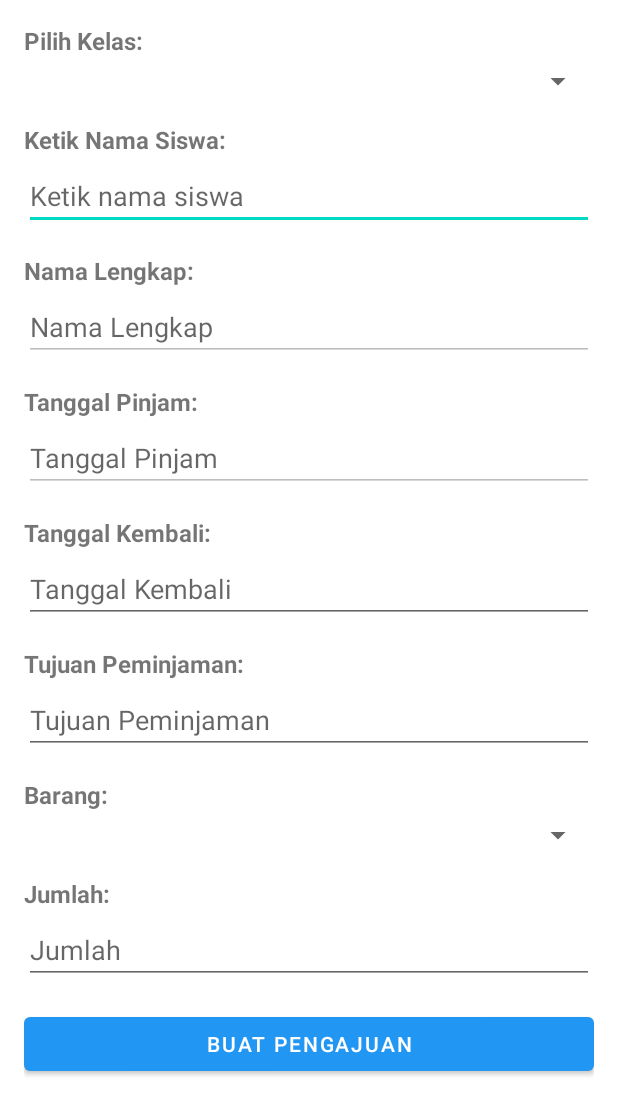
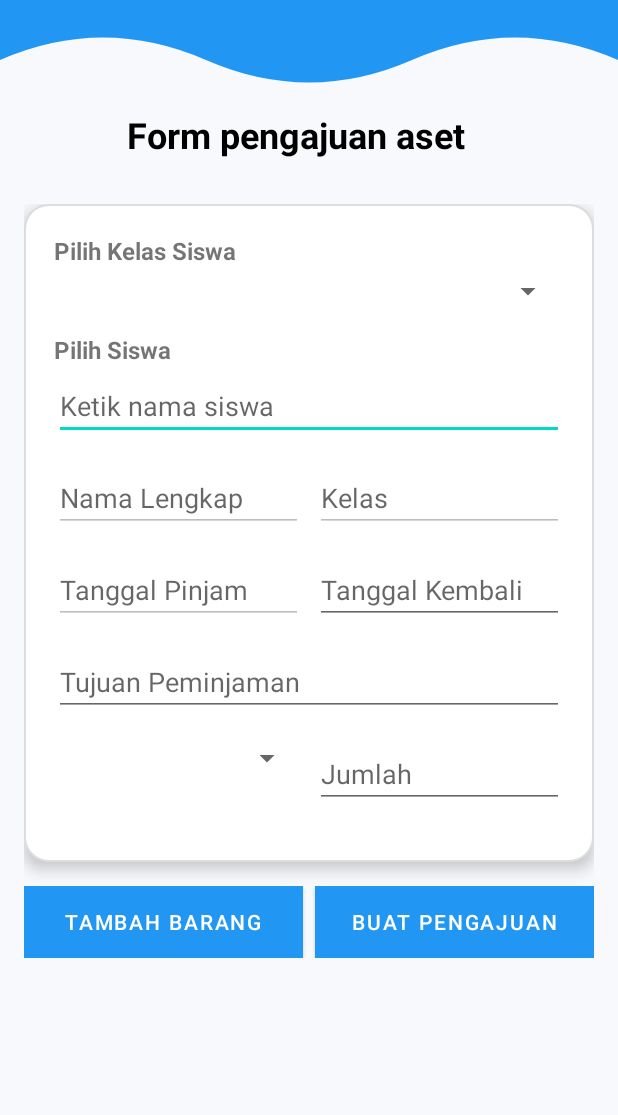
Before and after one commit to NabilZulfalah/ASPAJ, an Android app built with Jetpack Compose: the layout activity_peminjaman.xml on its own in the app's theme, with its tools: preview values and no code run, on a phone screen of 412 x 824 dp. Shown: the top 1115 px of the screen. Run offline under Robolectric (Android 15) with nearby library versions, the phone set to English and light mode, and no system bars.

Commit message:
menambahkan form peminjaman

```diff
--- /dev/null
+++ b/app/src/main/res/drawable/bg_button.xml
@@ -0,0 +1,5 @@
+<shape xmlns:android="http://schemas.android.com/apk/res/android"
+    android:shape="rectangle">
+    <solid android:color="@color/purple_500" />
+    <corners android:radius="12dp" />
+</shape>
--- /dev/null
+++ b/app/src/main/res/drawable/bg_card.xml
@@ -0,0 +1,8 @@
+<shape xmlns:android="http://schemas.android.com/apk/res/android"
+    android:shape="rectangle">
+    <solid android:color="@android:color/white" />
+    <corners android:radius="16dp" />
+    <padding android:left="8dp" android:top="8dp" android:right="8dp" android:bottom="8dp"/>
+    <stroke android:color="#DDDDDD" android:width="1dp"/>
+    <shadowColor>#22000000</shadowColor>
+</shape>
--- a/app/src/main/res/layout/activity_peminjaman.xml
+++ b/app/src/main/res/layout/activity_peminjaman.xml
@@ -1,141 +1,202 @@
-<ScrollView xmlns:android="http://schemas.android.com/apk/res/android"
+<?xml version="1.0" encoding="utf-8"?>
+<RelativeLayout xmlns:android="http://schemas.android.com/apk/res/android"
+    xmlns:tools="http://schemas.android.com/tools"
     android:layout_width="match_parent"
-    android:layout_height="match_parent">
+    android:layout_height="match_parent"
+    android:background="@color/bg_light"
+    tools:context=".Peminjaman">
+
+    <!-- 🔹 Header Wave -->
+    <ImageView
+        android:id="@+id/topWave"
+        android:layout_width="match_parent"
+        android:layout_height="120dp"
+        android:scaleType="fitXY"
+        android:src="@drawable/top_wave"
+        android:layout_alignParentTop="true"
+        android:contentDescription="@string/header_wave" />
+
+    <!-- 🔹 Scrollable Content -->
+
+    <TextView
+        android:id="@+id/titleText2"
+        android:layout_width="wrap_content"
+        android:layout_height="wrap_content"
+        android:layout_alignBottom="@+id/topWave"
+        android:layout_alignParentEnd="true"
+        android:layout_marginEnd="102dp"
+        android:layout_marginBottom="14dp"
+        android:text="Form pengajuan aset"
+        android:textColor="@android:color/black"
+        android:textSize="24sp"
+        android:textStyle="bold" />
+
+    <ScrollView
+        android:id="@+id/scrollForm"
+        android:layout_width="match_parent"
+        android:layout_height="match_parent"
+        android:layout_below="@id/topWave"
+        android:padding="16dp"
+        android:fillViewport="true">
 
         <LinearLayout
-        android:id="@+id/main"
+            android:layout_width="match_parent"
+            android:layout_height="wrap_content"
+            android:orientation="vertical">
+
+            <!-- Card Background -->
+            <LinearLayout
+                android:layout_width="match_parent"
+                android:layout_height="wrap_content"
                 android:orientation="vertical"
-        android:padding="16dp"
-        android:layout_width="match_parent"
-        android:layout_height="wrap_content">
+                android:padding="20dp"
+                android:background="@drawable/bg_card"
+                android:elevation="6dp"
+                android:layout_marginBottom="16dp">
 
                 <!-- Pilih Kelas -->
                 <TextView
                     android:layout_width="match_parent"
                     android:layout_height="wrap_content"
-            android:text="Pilih Kelas:"
+                    android:layout_marginBottom="4dp"
+                    android:text="Pilih Kelas Siswa"
                     android:textSize="16sp"
-            android:textStyle="bold"
-            android:layout_marginBottom="4dp"/>
+                    android:textStyle="bold" />
+
                 <Spinner
                     android:id="@+id/spinnerKelas"
                     android:layout_width="match_parent"
                     android:layout_height="wrap_content"
-            android:layout_marginBottom="16dp"/>
+                    android:layout_marginBottom="16dp" />
 
-        <!-- Ketik Nama Siswa -->
+                <!-- Pilih Siswa -->
                 <TextView
+                    android:text="Pilih Siswa"
+                    android:textStyle="bold"
+                    android:textSize="16sp"
+                    android:layout_marginBottom="4dp"
+                    android:layout_width="match_parent"
+                    android:layout_height="wrap_content" />
+
+                <AutoCompleteTextView
+                    android:id="@+id/etNamaSiswa"
+                    android:hint="Ketik nama siswa"
+                    android:inputType="textPersonName"
                     android:layout_width="match_parent"
                     android:layout_height="wrap_content"
-            android:text="Ketik Nama Siswa:"
-            android:textSize="16sp"
-            android:textStyle="bold"
-            android:layout_marginBottom="4dp"/>
-        <AutoCompleteTextView
-            android:id="@+id/etNamaSiswa"
+                    android:layout_marginBottom="16dp" />
+
+                <!-- Nama Lengkap + Kelas -->
+                <LinearLayout
                     android:layout_width="match_parent"
                     android:layout_height="wrap_content"
-            android:hint="Ketik nama siswa"
-            android:inputType="textPersonName"
-            android:layout_marginBottom="16dp"/>
+                    android:orientation="horizontal"
+                    android:weightSum="2"
+                    android:layout_marginBottom="16dp">
 
-        <!-- Nama Lengkap (auto terisi) -->
-        <TextView
+                    <EditText
+                        android:id="@+id/etNama"
+                        android:hint="Nama Lengkap"
+                        android:enabled="false"
+                        android:layout_width="0dp"
+                        android:layout_height="wrap_content"
+                        android:layout_weight="1"
+                        android:layout_marginEnd="8dp" />
+
+                    <EditText
+                        android:id="@+id/etKelas"
+                        android:hint="Kelas"
+                        android:enabled="false"
+                        android:layout_width="0dp"
+                        android:layout_height="wrap_content"
+                        android:layout_weight="1" />
+                </LinearLayout>
+
+                <!-- Tanggal Pinjam + Kembali -->
+                <LinearLayout
                     android:layout_width="match_parent"
                     android:layout_height="wrap_content"
-            android:text="Nama Lengkap:"
-            android:textSize="16sp"
-            android:textStyle="bold"
-            android:layout_marginBottom="4dp"/>
+                    android:orientation="horizontal"
+                    android:weightSum="2"
+                    android:layout_marginBottom="16dp">
+
                     <EditText
-            android:id="@+id/etNama"
+                        android:id="@+id/etTanggalPinjam"
+                        android:hint="Tanggal Pinjam"
+                        android:enabled="false"
+                        android:layout_width="0dp"
+                        android:layout_height="wrap_content"
+                        android:layout_weight="1"
+                        android:layout_marginEnd="8dp" />
+
+                    <EditText
+                        android:id="@+id/etTanggalKembali"
+                        android:hint="Tanggal Kembali"
+                        android:layout_width="0dp"
+                        android:layout_height="wrap_content"
+                        android:layout_weight="1" />
+                </LinearLayout>
+
+                <!-- Tujuan -->
+                <EditText
+                    android:id="@+id/etTujuan"
+                    android:hint="Tujuan Peminjaman"
                     android:layout_width="match_parent"
                     android:layout_height="wrap_content"
-            android:hint="Nama Lengkap"
-            android:enabled="false"
-            android:layout_marginBottom="16dp"/>
+                    android:layout_marginBottom="16dp" />
 
-        <!-- Tanggal Pinjam -->
-        <TextView
+                <!-- Barang + Jumlah -->
+                <LinearLayout
                     android:layout_width="match_parent"
                     android:layout_height="wrap_content"
-            android:text="Tanggal Pinjam:"
-            android:textSize="16sp"
-            android:textStyle="bold"
-            android:layout_marginBottom="4dp"/>
+                    android:orientation="horizontal"
+                    android:weightSum="2"
+                    android:layout_marginBottom="16dp">
+
+                    <Spinner
+                        android:id="@+id/spinnerBarang"
+                        android:layout_width="0dp"
+                        android:layout_height="wrap_content"
+                        android:layout_weight="1"
+                        android:layout_marginEnd="8dp" />
+
                     <EditText
-            android:id="@+id/etTanggalPinjam"
+                        android:id="@+id/etJumlah"
+                        android:hint="Jumlah"
+                        android:inputType="number"
+                        android:layout_width="0dp"
+                        android:layout_height="wrap_content"
+                        android:layout_weight="1" />
+                </LinearLayout>
+            </LinearLayout>
+
+            <!-- 🔹 Tombol -->
+            <LinearLayout
                 android:layout_width="match_parent"
                 android:layout_height="wrap_content"
-            android:hint="Tanggal Pinjam"
-            android:enabled="false"
-            android:layout_marginBottom="16dp"/>
+                android:orientation="horizontal"
+                android:weightSum="2">
 
-        <!-- Tanggal Kembali -->
-        <TextView
-            android:layout_width="match_parent"
+                <Button
+                    android:id="@+id/btnTambah"
+                    android:layout_width="0dp"
                     android:layout_height="wrap_content"
-            android:text="Tanggal Kembali:"
-            android:textSize="16sp"
-            android:textStyle="bold"
-            android:layout_marginBottom="4dp"/>
-        <EditText
-            android:id="@+id/etTanggalKembali"
-            android:layout_width="match_parent"
-            android:layout_height="wrap_content"
-            android:hint="Tanggal Kembali"
-            android:layout_marginBottom="16dp"/>
+                    android:layout_marginEnd="8dp"
+                    android:layout_weight="1"
+                    android:background="#00FF3F"
+                    android:text="Tambah Barang"
+                    android:textColor="@android:color/white" />
 
-        <!-- Tujuan -->
-        <TextView
-            android:layout_width="match_parent"
-            android:layout_height="wrap_content"
-            android:text="Tujuan Peminjaman:"
-            android:textSize="16sp"
-            android:textStyle="bold"
-            android:layout_marginBottom="4dp"/>
-        <EditText
-            android:id="@+id/etTujuan"
-            android:layout_width="match_parent"
-            android:layout_height="wrap_content"
-            android:hint="Tujuan Peminjaman"
-            android:layout_marginBottom="16dp"/>
-
-        <!-- Barang -->
-        <TextView
-            android:layout_width="match_parent"
-            android:layout_height="wrap_content"
-            android:text="Barang:"
-            android:textSize="16sp"
-            android:textStyle="bold"
-            android:layout_marginBottom="4dp"/>
-        <Spinner
-            android:id="@+id/spinnerBarang"
-            android:layout_width="match_parent"
-            android:layout_height="wrap_content"
-            android:layout_marginBottom="16dp"/>
-
-        <!-- Jumlah -->
-        <TextView
-            android:layout_width="match_parent"
-            android:layout_height="wrap_content"
-            android:text="Jumlah:"
-            android:textSize="16sp"
-            android:textStyle="bold"
-            android:layout_marginBottom="4dp"/>
-        <EditText
-            android:id="@+id/etJumlah"
-            android:inputType="number"
-            android:layout_width="match_parent"
-            android:layout_height="wrap_content"
-            android:hint="Jumlah"
-            android:layout_marginBottom="16dp"/>
-
-        <!-- Submit -->
                 <Button
                     android:id="@+id/btnSubmit"
-            android:layout_width="match_parent"
+                    android:layout_width="0dp"
                     android:layout_height="wrap_content"
-            android:text="Buat Pengajuan"/>
+                    android:layout_weight="1"
+                    android:background="#03A9F4"
+                    android:text="Buat Pengajuan"
+                    android:textColor="@android:color/white" />
+            </LinearLayout>
+
         </LinearLayout>
     </ScrollView>
+</RelativeLayout>
--- a/app/src/main/res/values/colors.xml
+++ b/app/src/main/res/values/colors.xml
@@ -4,7 +4,8 @@
     <color name="blue_700">#1976D2</color>
     <color name="teal_200">#03DAC5</color>
 
-    <!-- Tambahan warna Material -->
+    <color name="purple_500">#9C27B0</color>
     <color name="white">#FFFFFF</color>
     <color name="black">#000000</color>
+    <color name="bg_light">#F7F9FC</color>
 </resources>
--- a/app/src/main/res/values/strings.xml
+++ b/app/src/main/res/values/strings.xml
@@ -2,4 +2,16 @@
     <string name="app_name">4LLASSET</string>
     <string name="navigation_drawer_open">Open Navigation Drawer</string>
     <string name="navigation_drawer_close">Close Navigation Drawer</string>
+    <string name="header_wave">Header Wave</string>
+    <string name="pilih_kelas">Pilih Kelas</string>
+    <string name="ketik_nama_siswa">Ketik Nama Siswa</string>
+    <string name="nama_lengkap">Nama Lengkap</string>
+    <string name="tanggal_pinjam">Tanggal Pinjam</string>
+    <string name="tanggal_kembali">Tanggal Kembali</string>
+    <string name="tujuan">Tujuan Peminjaman</string>
+    <string name="barang">Barang</string>
+    <string name="jumlah">Jumlah</string>
+    <string name="buat_pengajuan">Buat Pengajuan</string>
+
+
 </resources>
```
Lines whose indentation alone changed are shown as unchanged.
